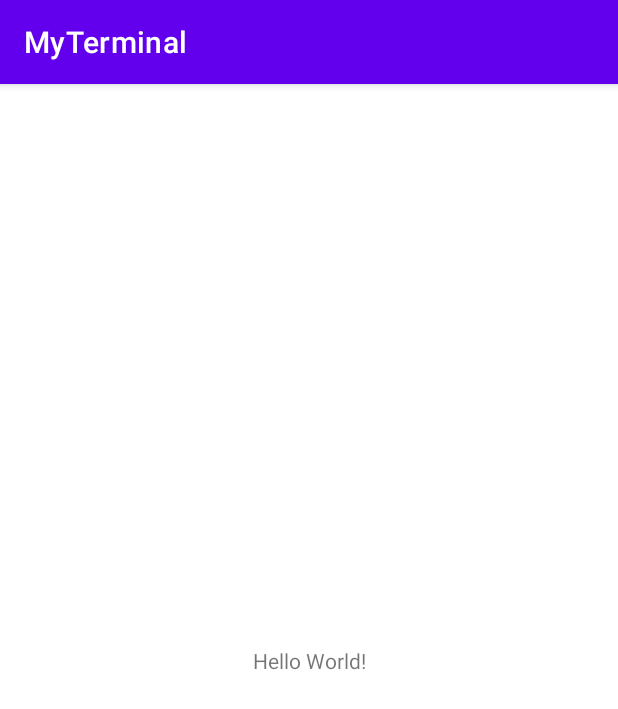
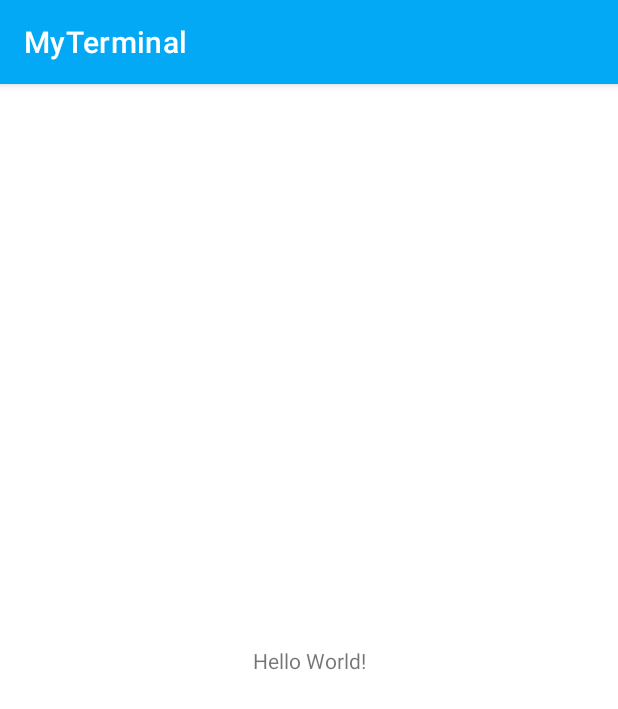
Before and after one commit to Lauritz-Tieste/MyTerminal, an Android app: the screen it shows after launch (MainActivity), on a phone screen of 412 x 824 dp. Shown: the top 709 px of the screen. Run offline under Robolectric (Android 15) with nearby library versions, the phone set to English and light mode, and no system bars.

Commit message:
changed colors.xml and themes.xml

```diff
--- a/app/src/main/res/values-night/themes.xml
+++ b/app/src/main/res/values-night/themes.xml
@@ -2,12 +2,12 @@
     <!-- Base application theme. -->
     <style name="Theme.MyTerminal" parent="Theme.MaterialComponents.DayNight.DarkActionBar">
         <!-- Primary brand color. -->
-        <item name="colorPrimary">@color/purple_200</item>
-        <item name="colorPrimaryVariant">@color/purple_700</item>
+        <item name="colorPrimary">@color/accent_200</item>
+        <item name="colorPrimaryVariant">@color/accent_700</item>
         <item name="colorOnPrimary">@color/black</item>
         <!-- Secondary brand color. -->
-        <item name="colorSecondary">@color/teal_200</item>
-        <item name="colorSecondaryVariant">@color/teal_200</item>
+        <item name="colorSecondary">@color/accent_200</item>
+        <item name="colorSecondaryVariant">@color/accent_200</item>
         <item name="colorOnSecondary">@color/black</item>
         <!-- Status bar color. -->
         <item name="android:statusBarColor" tools:targetApi="l">?attr/colorPrimaryVariant</item>
--- a/app/src/main/res/values/colors.xml
+++ b/app/src/main/res/values/colors.xml
@@ -1,10 +1,9 @@
 <?xml version="1.0" encoding="utf-8"?>
 <resources>
-    <color name="purple_200">#FFBB86FC</color>
-    <color name="purple_500">#FF6200EE</color>
-    <color name="purple_700">#FF3700B3</color>
-    <color name="teal_200">#FF03DAC5</color>
-    <color name="teal_700">#FF018786</color>
+    <color name="accent_200">#81D4FA</color>
+    <color name="accent_500">#03A9F4</color>
+    <color name="accent_700">#0288D1</color>
+    <color name="status_bar_bg">#dddddd</color>
     <color name="black">#FF000000</color>
     <color name="white">#FFFFFFFF</color>
 </resources>
--- a/app/src/main/res/values/themes.xml
+++ b/app/src/main/res/values/themes.xml
@@ -2,12 +2,12 @@
     <!-- Base application theme. -->
     <style name="Theme.MyTerminal" parent="Theme.MaterialComponents.DayNight.DarkActionBar">
         <!-- Primary brand color. -->
-        <item name="colorPrimary">@color/purple_500</item>
-        <item name="colorPrimaryVariant">@color/purple_700</item>
+        <item name="colorPrimary">@color/accent_500</item>
+        <item name="colorPrimaryVariant">@color/accent_700</item>
         <item name="colorOnPrimary">@color/white</item>
         <!-- Secondary brand color. -->
-        <item name="colorSecondary">@color/teal_200</item>
-        <item name="colorSecondaryVariant">@color/teal_700</item>
+        <item name="colorSecondary">@color/accent_200</item>
+        <item name="colorSecondaryVariant">@color/accent_700</item>
         <item name="colorOnSecondary">@color/black</item>
         <!-- Status bar color. -->
         <item name="android:statusBarColor" tools:targetApi="l">?attr/colorPrimaryVariant</item>
```
